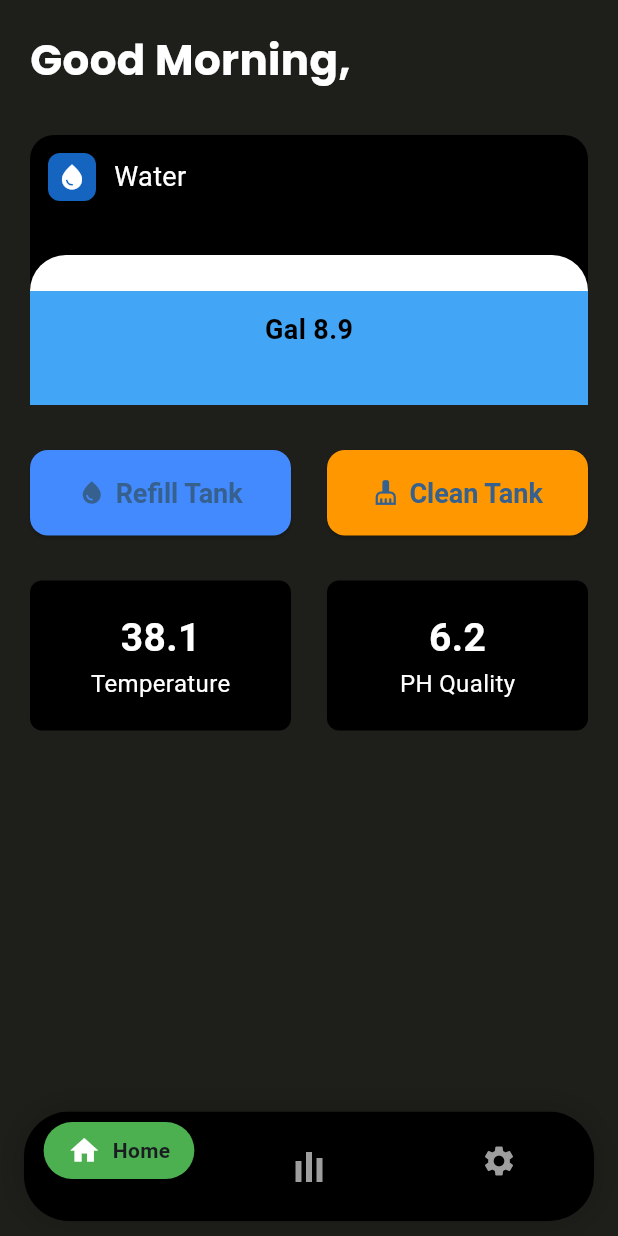
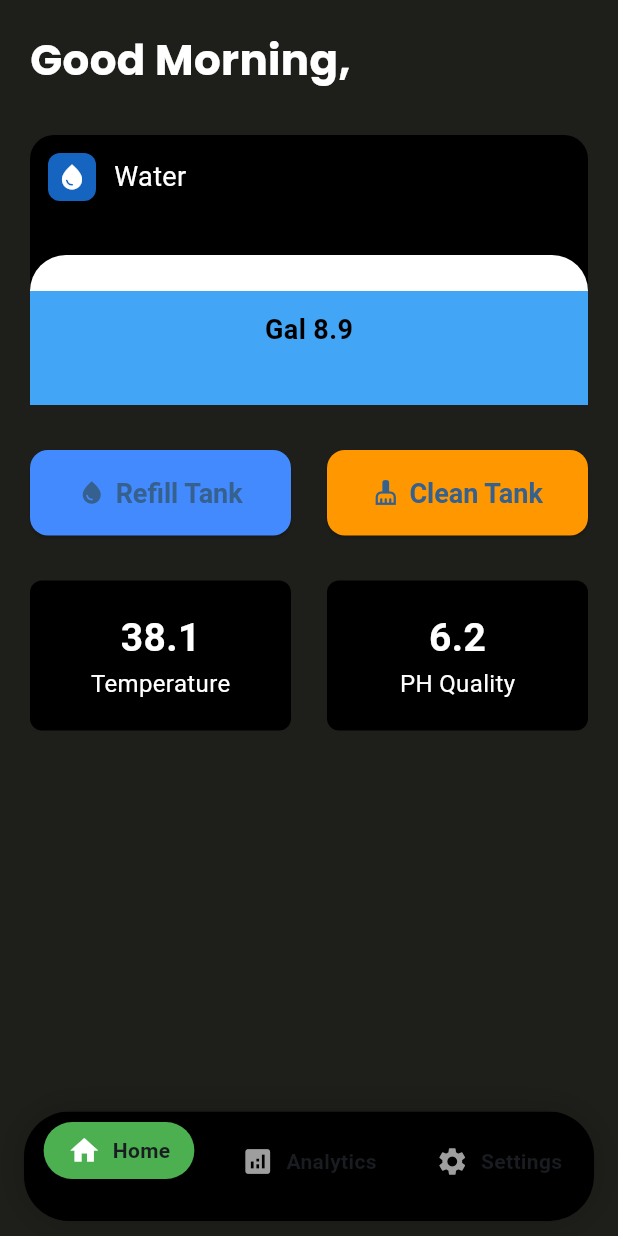
Before and after one commit to SanudaDe/smart_water_systerm, a Flutter app: the screen it shows after launch, on a phone screen of 412 x 824 dp. Run offline on Flutter 3.47's test engine with Material 3 defaults, Android fonts, the phone set to English and light mode, and no system bars; our stand-ins replace google_fonts.

Commit message:
add new dart

```diff
--- a/analysis_options.yaml
+++ b/analysis_options.yaml
@@ -1 +1,4 @@
 include: package:flutter_lints/flutter.yaml
+analyzer:
+  errors:
+    depend_on_referenced_packages: ignore ignore
--- a/lib/dashboard.dart
+++ b/lib/dashboard.dart
@@ -1,5 +1,6 @@
 import 'package:flutter/material.dart';
 import 'package:google_fonts/google_fonts.dart';
+import 'package:smart_water_systerm/statistics.dart';
 
 class AquariumControlPage extends StatefulWidget {
   const AquariumControlPage({super.key});
@@ -37,6 +38,18 @@ class _AquariumControlPageState extends State<AquariumControlPage> {
     setState(() {
       _selectedIndex = index;
     });
+
+    // Navigate to statistics screen when pressing the analytics button (index 1)
+    if (index == 1) {
+      Navigator.push(
+        context,
+        MaterialPageRoute(builder: (context) => const StatisticsScreen()),
+      );
+      // Reset selected index to 0 after navigation so Home remains selected when returning
+      setState(() {
+        _selectedIndex = 0;
+      });
+    }
   }
 
   void sendCommand(String command) {
@@ -72,7 +85,7 @@ class _AquariumControlPageState extends State<AquariumControlPage> {
       onTap: _onItemTapped,
       selectedItemColor: Colors.white,
       unselectedItemColor: Colors.grey,
-            showSelectedLabels: _selectedIndex == 0,
+      showSelectedLabels: true, // Show labels for all selected items
       showUnselectedLabels: false,
       items: [
         BottomNavigationBarItem(
@@ -82,9 +95,9 @@ class _AquariumControlPageState extends State<AquariumControlPage> {
               color: _selectedIndex == 0 ? Colors.green : Colors.transparent,
               borderRadius: BorderRadius.circular(24),
             ),
-                  child: Row(
+            child: const Row(
               mainAxisSize: MainAxisSize.min,
-                    children: const [
+              children: [
                 Icon(Icons.home, size: 22),
                 SizedBox(width: 8),
                 Text("Home", style: TextStyle(fontWeight: FontWeight.bold)),
@@ -94,24 +107,39 @@ class _AquariumControlPageState extends State<AquariumControlPage> {
           label: '',
         ),
         BottomNavigationBarItem(
-                icon: SizedBox(
-                  height: 28,
-                  child: Row(
+          icon: Container(
+            padding: const EdgeInsets.symmetric(horizontal: 16, vertical: 8),
+            decoration: BoxDecoration(
+              color: _selectedIndex == 1 ? Colors.blue : Colors.transparent,
+              borderRadius: BorderRadius.circular(24),
+            ),
+            child: const Row(
               mainAxisSize: MainAxisSize.min,
-                    crossAxisAlignment: CrossAxisAlignment.end,
               children: [
-                      Container(width: 4, height: 14, color: _selectedIndex == 1 ? Colors.white : Colors.grey),
-                      const SizedBox(width: 3),
-                      Container(width: 4, height: 20, color: _selectedIndex == 1 ? Colors.white : Colors.grey),
-                      const SizedBox(width: 3),
-                      Container(width: 4, height: 16, color: _selectedIndex == 1 ? Colors.white : Colors.grey),
+                Icon(Icons.analytics, size: 22),
+                SizedBox(width: 8),
+                Text("Analytics", style: TextStyle(fontWeight: FontWeight.bold)),
               ],
             ),
           ),
           label: '',
         ),
-              const BottomNavigationBarItem(
-                icon: Icon(Icons.settings),
+        BottomNavigationBarItem(
+          icon: Container(
+            padding: const EdgeInsets.symmetric(horizontal: 16, vertical: 8),
+            decoration: BoxDecoration(
+              color: _selectedIndex == 2 ? Colors.orange : Colors.transparent,
+              borderRadius: BorderRadius.circular(24),
+            ),
+            child: const Row(
+              mainAxisSize: MainAxisSize.min,
+              children: [
+                Icon(Icons.settings, size: 22),
+                SizedBox(width: 8),
+                Text("Settings", style: TextStyle(fontWeight: FontWeight.bold)),
+              ],
+            ),
+          ),
           label: '',
         ),
       ],
@@ -347,6 +375,7 @@ class MyApp extends StatelessWidget {
   Widget build(BuildContext context) {
     return MaterialApp(
       title: 'Aquarium Control',
+      debugShowCheckedModeBanner: false,
       theme: ThemeData(
         primarySwatch: Colors.blue,
         visualDensity: VisualDensity.adaptivePlatformDensity,
--- a/pubspec.yaml
+++ b/pubspec.yaml
@@ -12,6 +12,8 @@ dependencies:
    firebase_core: ^2.0.0
    firebase_database: ^10.0.6
    google_fonts: ^6.0.0
+   percent_indicator: ^4.2.3
+   fl_chart: ^0.63.0
 
 dev_dependencies:
   flutter_test:
```
Also changed, not shown: lib/statistics.dart (added, +319 -0 lines), pubspec.lock. Lines whose indentation alone changed are shown as unchanged.
